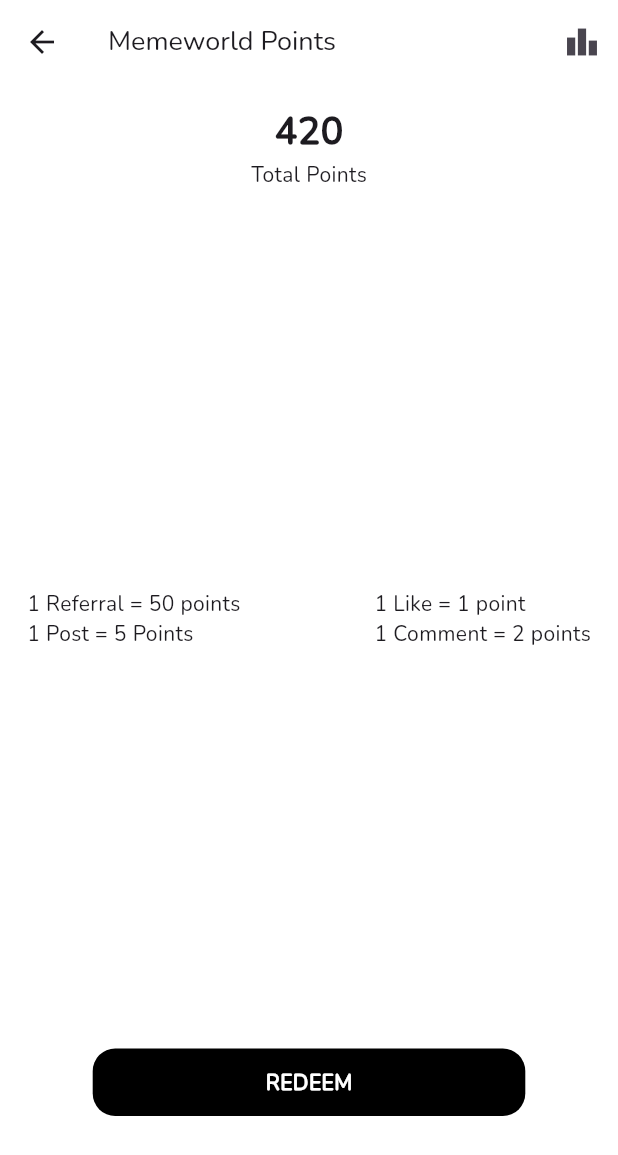
After one commit to Karumaidoi/Memeworld, a Flutter app: the MemeworldPoints screen opened directly, on a phone screen of 412 x 824 dp. The commit adds this screen. Shown: the top 1155 px of the screen. Run offline on Flutter 3.47's test engine with Material 2 defaults, Android fonts, the phone set to English and light mode, and no system bars; our stand-ins replace flutter_svg, flutter_vector_icons, image_picker, introduction_screen, pinput, share_plus and 1 more.

Commit message:
UI changes

```diff
--- /dev/null
+++ b/lib/views/Profile/memeworld_points.dart
@@ -0,0 +1,102 @@
+import 'package:flutter/cupertino.dart';
+import 'package:flutter/material.dart';
+
+class MemeworldPoints extends StatelessWidget {
+  const MemeworldPoints({super.key});
+
+  @override
+  Widget build(BuildContext context) {
+    return Scaffold(
+      backgroundColor: Colors.white,
+      appBar: AppBar(
+        backgroundColor: Colors.white,
+        title: const Text(
+          'Memeworld Points',
+          style: TextStyle(fontSize: 18),
+        ),
+        actions: [
+          IconButton(onPressed: () {}, icon: const Icon(Icons.leaderboard))
+        ],
+      ),
+      body: Column(
+        mainAxisAlignment: MainAxisAlignment.spaceBetween,
+        children: [
+          Center(
+            child: Column(
+              children: const [
+                SizedBox(
+                  height: 14,
+                ),
+                Text(
+                  '420',
+                  style: TextStyle(
+                    fontWeight: FontWeight.bold,
+                    fontSize: 25,
+                  ),
+                ),
+                Text('Total Points')
+              ],
+            ),
+          ),
+          Padding(
+            padding: const EdgeInsets.symmetric(horizontal: 18),
+            child: Row(
+              mainAxisAlignment: MainAxisAlignment.spaceBetween,
+              children: [
+                Column(
+                  crossAxisAlignment: CrossAxisAlignment.start,
+                  children: const [
+                    Text('1 Referral = 50 points'),
+                    Text('1 Post = 5 Points'),
+                  ],
+                ),
+                Column(
+                  crossAxisAlignment: CrossAxisAlignment.start,
+                  children: const [
+                    Text('1 Like = 1 point'),
+                    Text('1 Comment = 2 points'),
+                  ],
+                )
+              ],
+            ),
+          ),
+          GestureDetector(
+            onTap: () {
+              showDialog(
+                  context: context,
+                  builder: (context) {
+                    return const CupertinoAlertDialog(
+                      content: Text(
+                        'Coming Soon!',
+                        style: TextStyle(
+                          fontWeight: FontWeight.bold,
+                          fontSize: 20,
+                        ),
+                      ),
+                    );
+                  });
+            },
+            child: Container(
+              margin: const EdgeInsets.only(bottom: 80),
+              height: 45,
+              width: MediaQuery.of(context).size.width * .7,
+              decoration: BoxDecoration(
+                color: Colors.black,
+                borderRadius: BorderRadius.circular(15),
+              ),
+              child: const Center(
+                child: Text(
+                  'REDEEM',
+                  style: TextStyle(
+                    color: Colors.white,
+                    fontWeight: FontWeight.bold,
+                  ),
+                ),
+              ),
+            ),
+          ),
+        ],
+      ),
+    );
+  }
+}
```
Also changed, not shown: lib/views/Home/main_home.dart (+21 -3 lines), lib/views/Home/pages/profile.dart (+44 -6 lines), lib/views/Profile/followers_page.dart (added, +63 -0 lines), lib/views/uploads/upload_content.dart (added, +38 -0 lines), assets/Splash@4x.png (deleted).
